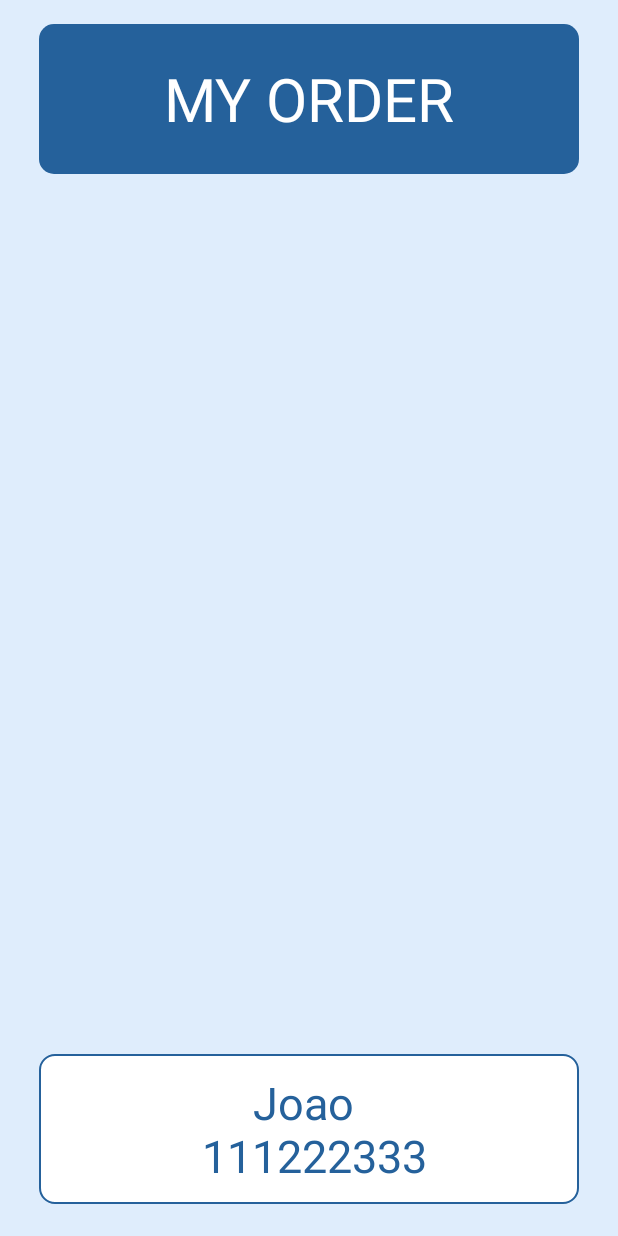
After one commit to 224107/trolleyhood, an Android app: the ScreenSlidePageFragment screen opened directly, with no data from a screen before it, on a phone screen of 412 x 824 dp. The commit adds this screen. Run offline under Robolectric (Android 15) with nearby library versions, the phone set to English and light mode, and no system bars.

Commit message:
my order

```diff
--- a/app/src/main/java/com/example/trolleyhood/HelpOrAsk.java
+++ b/app/src/main/java/com/example/trolleyhood/HelpOrAsk.java
@@ -41,7 +41,7 @@ public class HelpOrAsk extends AppCompatActivity implements View.OnClickListener
                 startActivity(new Intent(getApplicationContext(), Help.class));
                 break;
             case R.id.buttonMyOrder:
-                startActivity(new Intent(getApplicationContext(), Help.class));
+                startActivity(new Intent(getApplicationContext(), ScreenSlidePagerActivity.class));
                 break;
         }
     }
--- /dev/null
+++ b/app/src/main/java/com/example/trolleyhood/ScreenSlidePageFragment.java
@@ -0,0 +1,73 @@
+package com.example.trolleyhood;
+
+import android.graphics.Color;
+import android.os.Bundle;
+import android.view.Gravity;
+import android.view.LayoutInflater;
+import android.view.View;
+import android.view.ViewGroup;
+import android.widget.ImageView;
+import android.widget.TableLayout;
+import android.widget.TableRow;
+import android.widget.TextView;
+
+import androidx.appcompat.app.AppCompatActivity;
+import androidx.fragment.app.Fragment;
+
+public class ScreenSlidePageFragment extends Fragment {
+
+    Cart cart;
+    View myView;
+    TextView text;
+    @Override
+    public View onCreateView(LayoutInflater inflater, ViewGroup container,
+                             Bundle savedInstanceState) {
+
+        myView = inflater.inflate(R.layout.fragment_screen_slide_page, container, false);
+        cart = (Cart) getContext().getApplicationContext();
+        text = (TextView) myView.findViewById(R.id.status);
+        for(CartPosition position : cart.cartPositions){
+            addPosition(position.product.name , position.quantity);
+        }
+
+        //for now
+        if(true){
+            text.setText("Joao \n 111222333");
+        }
+        return myView;
+    }
+
+    public void addPosition(String productName,double qty){
+        TextView position = new TextView(this.getActivity());
+        TextView qtyText = new TextView(this.getActivity());
+
+        position.setText(productName);
+        qtyText.setText(String.valueOf(qty));
+        position.setGravity(Gravity.CENTER);
+        qtyText.setGravity(Gravity.CENTER);
+        position.setTextSize(25);
+        qtyText.setTextSize(25);
+        position.setTextColor(Color.parseColor("#25619B"));
+        qtyText.setTextColor(Color.parseColor("#25619B"));
+        position.setBackgroundResource(R.drawable.my_button_bg);
+        qtyText.setBackgroundResource(R.drawable.my_button_bg);
+        TableLayout ll = (TableLayout) myView.findViewById(R.id.table_layout); //getView().findViewById(R.id.table_layout);
+        TableRow tr=new TableRow(this.getActivity());
+        tr.setLayoutParams(new TableRow.LayoutParams(TableRow.LayoutParams.FILL_PARENT, TableRow.LayoutParams.WRAP_CONTENT));
+
+        TableRow.LayoutParams params = new TableRow.LayoutParams(
+                720 , 200);
+        params.setMargins(10, 20, 10, 0);
+        params.setMarginStart(65);
+        TableRow.LayoutParams params2 = new TableRow.LayoutParams(
+                200 , 200);
+        params2.setMargins(30, 20, 10, 0);
+        position.setLayoutParams(params);
+        qtyText.setLayoutParams(params2);
+        tr.addView(position);
+        tr.addView(qtyText);
+        ll.addView(tr, new TableLayout.LayoutParams(TableLayout.LayoutParams.FILL_PARENT, TableLayout.LayoutParams.WRAP_CONTENT));
+
+    }
+
+}
--- /dev/null
+++ b/app/src/main/java/com/example/trolleyhood/ScreenSlidePagerActivity.java
@@ -0,0 +1,75 @@
+package com.example.trolleyhood;
+
+import android.os.Bundle;
+
+import androidx.fragment.app.Fragment;
+import androidx.fragment.app.FragmentActivity;
+import androidx.viewpager2.adapter.FragmentStateAdapter;
+import androidx.viewpager2.widget.ViewPager2;
+
+public class ScreenSlidePagerActivity extends FragmentActivity {
+    /**
+     * The number of pages (wizard steps) to show in this demo.
+     */
+    private static final int NUM_PAGES = 2;
+
+    /**
+     * The pager widget, which handles animation and allows swiping horizontally to access previous
+     * and next wizard steps.
+     */
+    private ViewPager2 viewPager;
+
+    /**
+     * The pager adapter, which provides the pages to the view pager widget.
+     */
+    private FragmentStateAdapter pagerAdapter;
+
+    @Override
+    protected void onCreate(Bundle savedInstanceState) {
+        super.onCreate(savedInstanceState);
+        setContentView(R.layout.activity_screen_slide);
+
+        // Instantiate a ViewPager2 and a PagerAdapter.
+        viewPager = findViewById(R.id.pager);
+        pagerAdapter = new ScreenSlidePagerAdapter(this);
+        viewPager.setAdapter(pagerAdapter);
+    }
+
+    @Override
+    public void onBackPressed() {
+        if (viewPager.getCurrentItem() == 0) {
+            // If the user is currently looking at the first step, allow the system to handle the
+            // Back button. This calls finish() on this activity and pops the back stack.
+            super.onBackPressed();
+        } else {
+            // Otherwise, select the previous step.
+            viewPager.setCurrentItem(viewPager.getCurrentItem() - 1);
+        }
+    }
+
+    /**
+     * A simple pager adapter that represents 5 ScreenSlidePageFragment objects, in
+     * sequence.
+     */
+    private class ScreenSlidePagerAdapter extends FragmentStateAdapter {
+        public ScreenSlidePagerAdapter(FragmentActivity fa) {
+            super(fa);
+        }
+
+        @Override
+        public Fragment createFragment(int position) {
+            switch(position) {
+                case 0:
+                    return new ScreenSlidePageFragment();
+                case 1:
+                    return new ScreenSlidePageFragment2();
+            }
+            return new ScreenSlidePageFragment();
+        }
+
+        @Override
+        public int getItemCount() {
+            return NUM_PAGES;
+        }
+    }
+}
--- /dev/null
+++ b/app/src/main/res/layout/activity_screen_slide.xml
@@ -0,0 +1,6 @@
+<?xml version="1.0" encoding="utf-8"?>
+<androidx.viewpager2.widget.ViewPager2
+    xmlns:android="http://schemas.android.com/apk/res/android"
+    android:id="@+id/pager"
+    android:layout_width="match_parent"
+    android:layout_height="match_parent" />
--- /dev/null
+++ b/app/src/main/res/layout/fragment_screen_slide_page.xml
@@ -0,0 +1,62 @@
+<?xml version="1.0" encoding="utf-8"?>
+<RelativeLayout xmlns:android="http://schemas.android.com/apk/res/android"
+    xmlns:app="http://schemas.android.com/apk/res-auto"
+    xmlns:tools="http://schemas.android.com/tools"
+    android:layout_width="match_parent"
+    android:layout_height="match_parent"
+    android:background="@color/c3"
+    >
+
+    <LinearLayout
+        android:id="@+id/buttons"
+        android:layout_width="match_parent"
+        android:layout_height="wrap_content"
+        android:orientation="horizontal"
+        android:gravity="center"
+        android:layout_alignParentBottom="true">
+
+        <TextView
+            android:id="@+id/status"
+            android:layout_width="360dp"
+            android:layout_height="100dp"
+            android:gravity="center"
+            android:layout_marginTop="6dp"
+            android:layout_marginBottom="16dp"
+            android:text="@string/waiting"
+            android:textColor="@color/c2"
+            android:background="@drawable/my_button_bg"
+            android:textSize="30sp"
+            ></TextView>
+    </LinearLayout>
+    <LinearLayout
+        android:id="@+id/uppertitle"
+        android:layout_width="match_parent"
+        android:layout_height="wrap_content"
+        android:orientation="horizontal">
+
+        <TextView
+            android:id="@+id/cart"
+            android:layout_width="360dp"
+            android:layout_height="100dp"
+            android:layout_marginTop="16dp"
+            android:background="@drawable/cart_button"
+            android:gravity="center"
+            android:text="@string/my_order"
+            android:textColor="@color/white"
+            android:textSize="40sp"
+            android:translationX="26dp"></TextView>
+    </LinearLayout>
+
+    <ScrollView
+        android:layout_width="match_parent"
+        android:layout_height="match_parent"
+        android:layout_above="@id/buttons"
+        android:layout_below="@id/uppertitle">
+        <TableLayout
+            android:id="@+id/table_layout"
+            android:layout_height="wrap_content" android:layout_width="fill_parent" >
+
+        </TableLayout>
+    </ScrollView>
+
+</RelativeLayout>
--- a/app/src/main/res/values/strings.xml
+++ b/app/src/main/res/values/strings.xml
@@ -49,6 +49,8 @@
     <string name="takeorder">take the order</string>
     <string name="empty"></string>
     <string name="my_order">MY ORDER</string>
+    <string name="takenorders">ORDERS TO DO</string>
+    <string name="waiting">WAITING FOR HELP</string>
 
     <!--
     This string is used for square devices and overridden by hello_world in
```
Also changed, not shown: app/src/main/AndroidManifest.xml (+5 -6 lines), app/src/main/java/com/example/trolleyhood/ScreenSlidePageFragment2.java (added, +70 -0 lines), app/src/main/res/layout/fragment_screen_slide_page2.xml (added, +40 -0 lines), app/src/main/res/drawable-v24/check.png (added).
